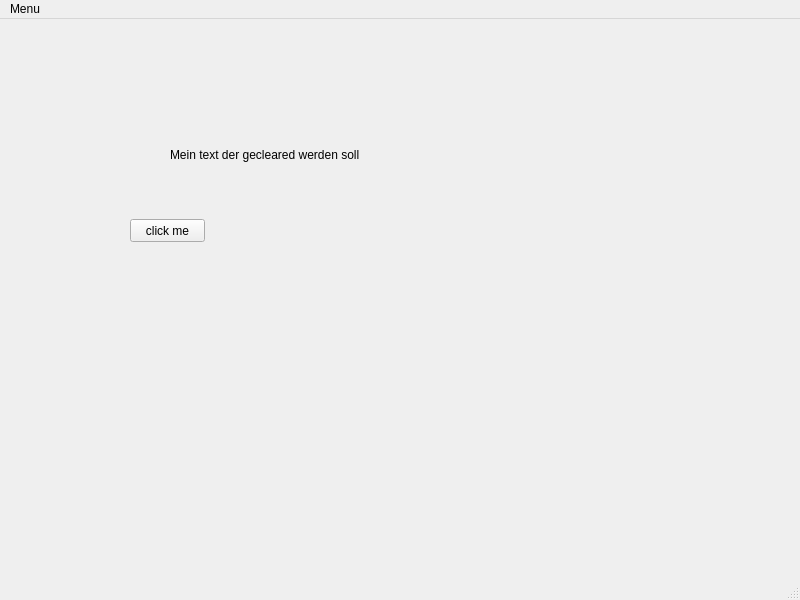
The window that Fittergui.ui (rnoske/Specfit) describes before a commit, drawn with Qt 5.
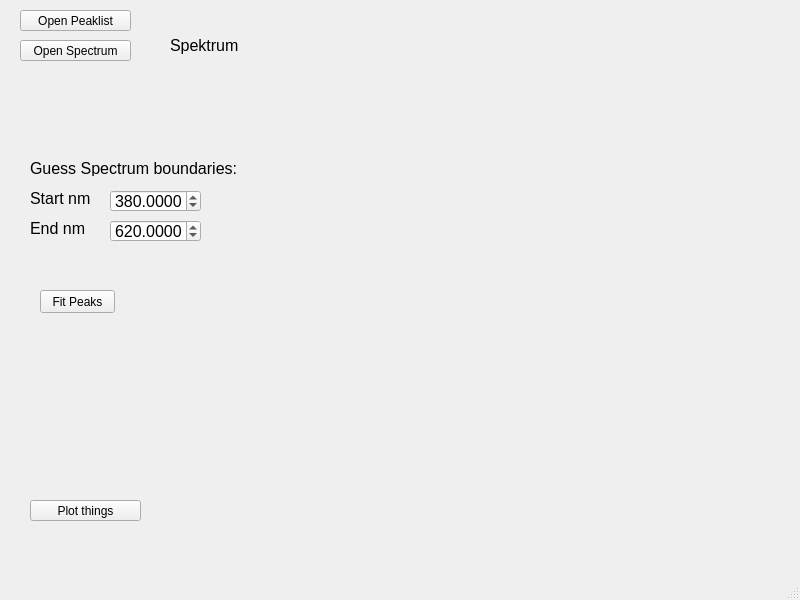
The same window after the commit.

What changed in the file:
```diff
--- a/Fittergui.ui
+++ b/Fittergui.ui
@@ -17,27 +17,180 @@
    <widget class="QPushButton" name="pushButton">
     <property name="geometry">
      <rect>
-      <x>130</x>
-      <y>200</y>
-      <width>75</width>
-      <height>23</height>
+      <x>20</x>
+      <y>40</y>
+      <width>111</width>
+      <height>21</height>
      </rect>
     </property>
     <property name="text">
-     <string>click me</string>
+     <string>Open Spectrum</string>
     </property>
    </widget>
-   <widget class="QLabel" name="label">
+   <widget class="QLabel" name="Spectrum_label">
     <property name="geometry">
      <rect>
       <x>170</x>
-      <y>120</y>
-      <width>311</width>
+      <y>30</y>
+      <width>551</width>
       <height>31</height>
      </rect>
     </property>
+    <property name="sizePolicy">
+     <sizepolicy hsizetype="Preferred" vsizetype="Expanding">
+      <horstretch>0</horstretch>
+      <verstretch>0</verstretch>
+     </sizepolicy>
+    </property>
+    <property name="font">
+     <font>
+      <family>Arial</family>
+      <pointsize>12</pointsize>
+     </font>
+    </property>
     <property name="text">
-     <string>Mein text der gecleared werden soll</string>
+     <string>Spektrum</string>
+    </property>
+   </widget>
+   <widget class="QPushButton" name="OpenPeaklist_pushButton">
+    <property name="geometry">
+     <rect>
+      <x>20</x>
+      <y>10</y>
+      <width>111</width>
+      <height>21</height>
+     </rect>
+    </property>
+    <property name="text">
+     <string>Open Peaklist</string>
+    </property>
+   </widget>
+   <widget class="QPushButton" name="Plotter_pushButton">
+    <property name="geometry">
+     <rect>
+      <x>30</x>
+      <y>500</y>
+      <width>111</width>
+      <height>21</height>
+     </rect>
+    </property>
+    <property name="text">
+     <string>Plot things</string>
+    </property>
+   </widget>
+   <widget class="QLabel" name="label">
+    <property name="geometry">
+     <rect>
+      <x>30</x>
+      <y>160</y>
+      <width>221</width>
+      <height>16</height>
+     </rect>
+    </property>
+    <property name="font">
+     <font>
+      <pointsize>12</pointsize>
+     </font>
+    </property>
+    <property name="text">
+     <string>Guess Spectrum boundaries:</string>
+    </property>
+   </widget>
+   <widget class="QLabel" name="label_2">
+    <property name="geometry">
+     <rect>
+      <x>30</x>
+      <y>190</y>
+      <width>61</width>
+      <height>16</height>
+     </rect>
+    </property>
+    <property name="font">
+     <font>
+      <pointsize>12</pointsize>
+     </font>
+    </property>
+    <property name="text">
+     <string>Start nm</string>
+    </property>
+   </widget>
+   <widget class="QLabel" name="label_3">
+    <property name="geometry">
+     <rect>
+      <x>30</x>
+      <y>220</y>
+      <width>61</width>
+      <height>16</height>
+     </rect>
+    </property>
+    <property name="font">
+     <font>
+      <pointsize>12</pointsize>
+     </font>
+    </property>
+    <property name="text">
+     <string>End nm</string>
+    </property>
+   </widget>
+   <widget class="QDoubleSpinBox" name="Start_nm_doubleSpinBox">
+    <property name="geometry">
+     <rect>
+      <x>110</x>
+      <y>190</y>
+      <width>91</width>
+      <height>22</height>
+     </rect>
+    </property>
+    <property name="font">
+     <font>
+      <pointsize>12</pointsize>
+     </font>
+    </property>
+    <property name="decimals">
+     <number>4</number>
+    </property>
+    <property name="maximum">
+     <double>10000.000000000000000</double>
+    </property>
+    <property name="value">
+     <double>380.000000000000000</double>
+    </property>
+   </widget>
+   <widget class="QDoubleSpinBox" name="End_nm_doubleSpinBox">
+    <property name="geometry">
+     <rect>
+      <x>110</x>
+      <y>220</y>
+      <width>91</width>
+      <height>22</height>
+     </rect>
+    </property>
+    <property name="font">
+     <font>
+      <pointsize>12</pointsize>
+     </font>
+    </property>
+    <property name="decimals">
+     <number>4</number>
+    </property>
+    <property name="maximum">
+     <double>10000.000000000000000</double>
+    </property>
+    <property name="value">
+     <double>620.000000000000000</double>
+    </property>
+   </widget>
+   <widget class="QPushButton" name="FitPeaks_pushButton">
+    <property name="geometry">
+     <rect>
+      <x>40</x>
+      <y>290</y>
+      <width>75</width>
+      <height>23</height>
+     </rect>
+    </property>
+    <property name="text">
+     <string>Fit Peaks</string>
     </property>
    </widget>
   </widget>
@@ -50,13 +203,6 @@
      <height>21</height>
     </rect>
    </property>
-   <widget class="QMenu" name="menuMenu">
-    <property name="title">
-     <string>Menu</string>
-    </property>
-    <addaction name="actionLoad"/>
-   </widget>
-   <addaction name="menuMenu"/>
   </widget>
   <widget class="QStatusBar" name="statusbar"/>
   <action name="actionLoad">
```
Left out of the diff: 80 changed lines with no effect on the pictures.
